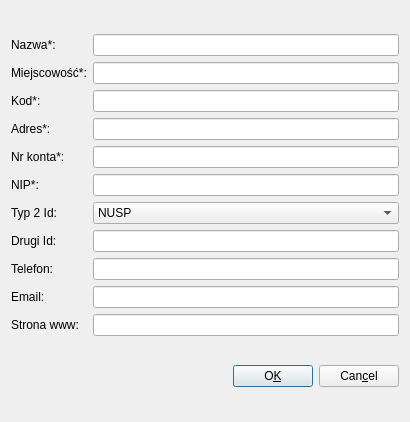
This is ui/Uzytkownik.ui in juliagoda/qfaktury as Qt 5 draws it before an edit. The edited form follows.
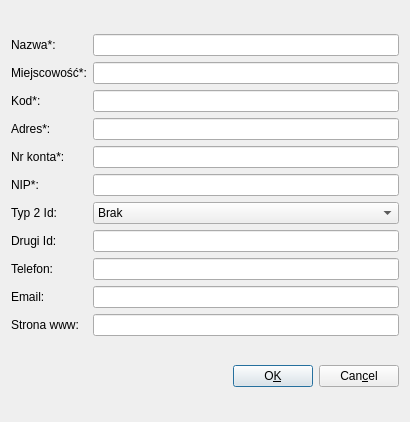
This is the edited form.

Patch:
```diff
--- a/ui/Uzytkownik.ui
+++ b/ui/Uzytkownik.ui
@@ -197,6 +197,11 @@
        </item>
        <item>
         <widget class="QComboBox" name="secIdType">
+         <item>
+          <property name="text">
+           <string>Brak</string>
+          </property>
+         </item>
          <item>
           <property name="text">
            <string>NUSP</string>
```
